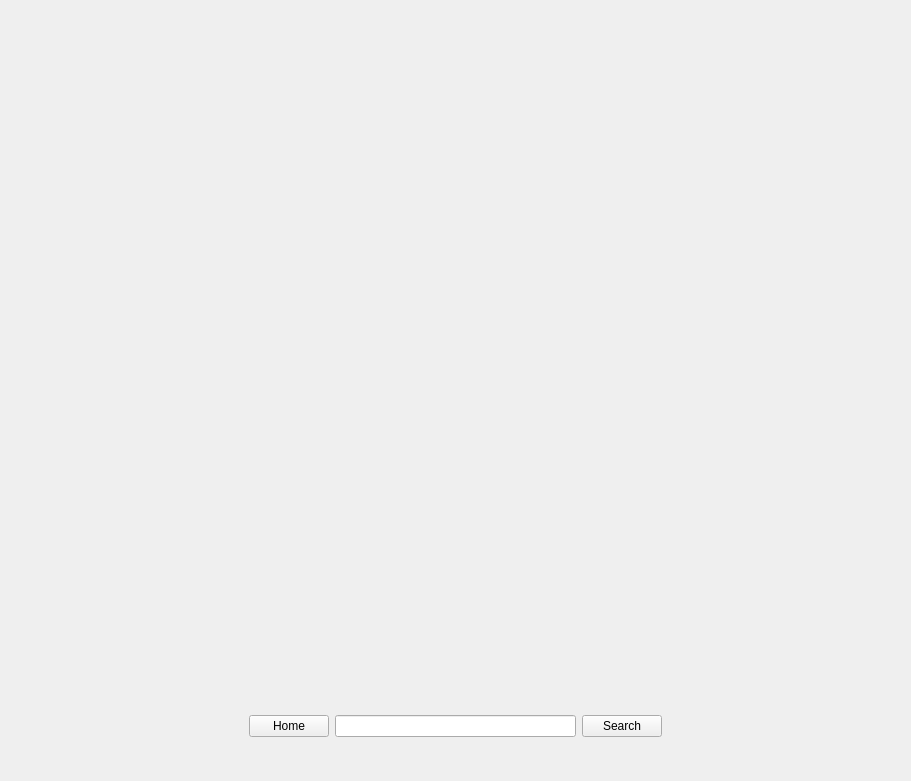
Old version of the form application/ui_files/main_window.ui in the repository EyesaiahOC/cs-skin-searcher.
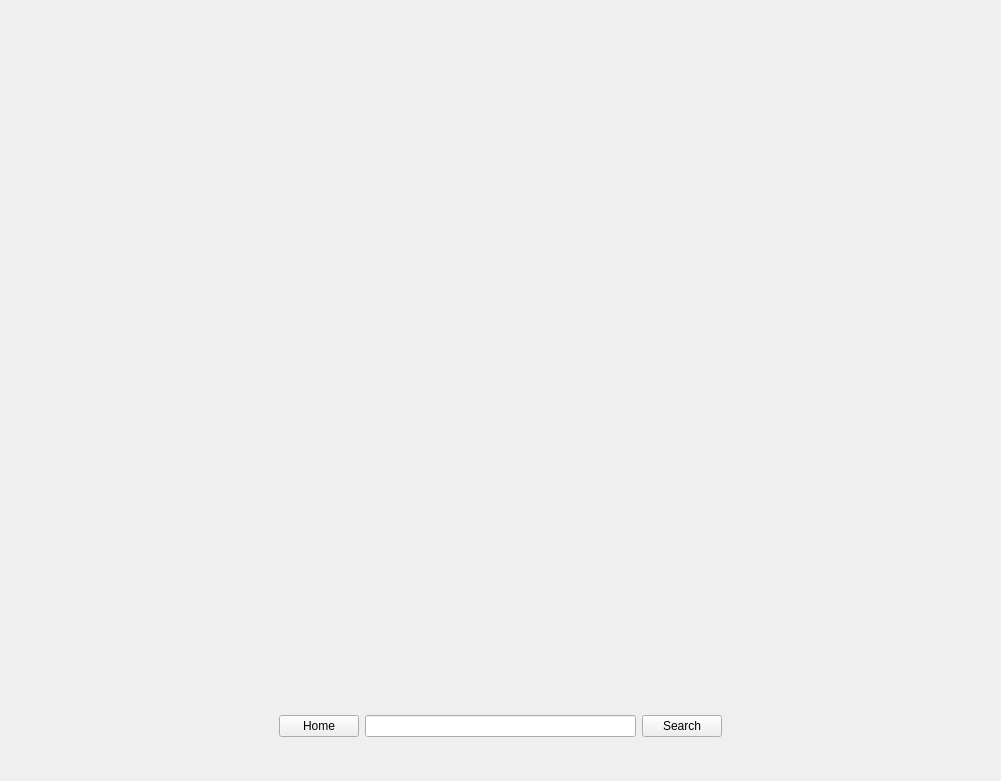
New version of the form.

```diff
--- a/application/ui_files/main_window.ui
+++ b/application/ui_files/main_window.ui
@@ -6,7 +6,7 @@
    <rect>
     <x>0</x>
     <y>0</y>
-    <width>911</width>
+    <width>1001</width>
     <height>781</height>
    </rect>
   </property>
@@ -18,9 +18,8 @@
     <item row="0" column="0">
      <widget class="QStackedWidget" name="Pages">
       <property name="currentIndex">
-       <number>2</number>
+       <number>1</number>
       </property>
-      <widget class="QWidget" name="page"/>
       <widget class="QWidget" name="weapon_view_2">
        <layout class="QVBoxLayout" name="verticalLayout_2">
         <item>
@@ -139,7 +138,7 @@
         </item>
        </layout>
       </widget>
-      <widget class="QWidget" name="page_2"/>
+      <widget class="QWidget" name="page"/>
      </widget>
     </item>
     <item row="1" column="0">
```
